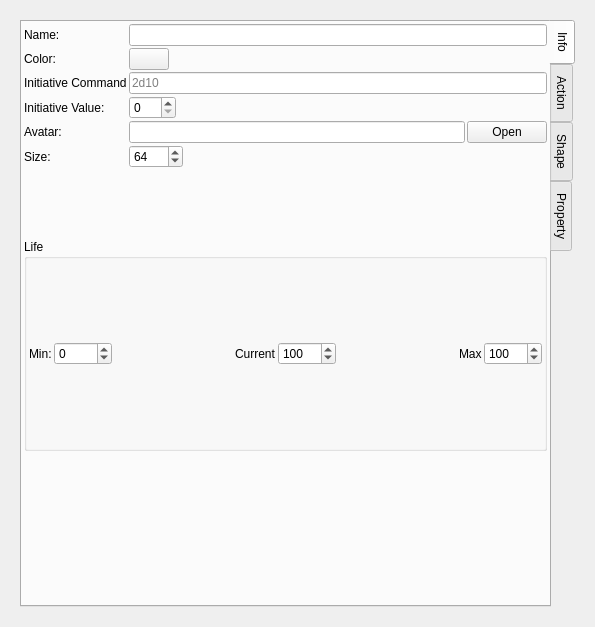
Qt form src/libraries/rwidgets/docks/antagonistboard.ui (Rolisteam/rolisteam) before a commit.
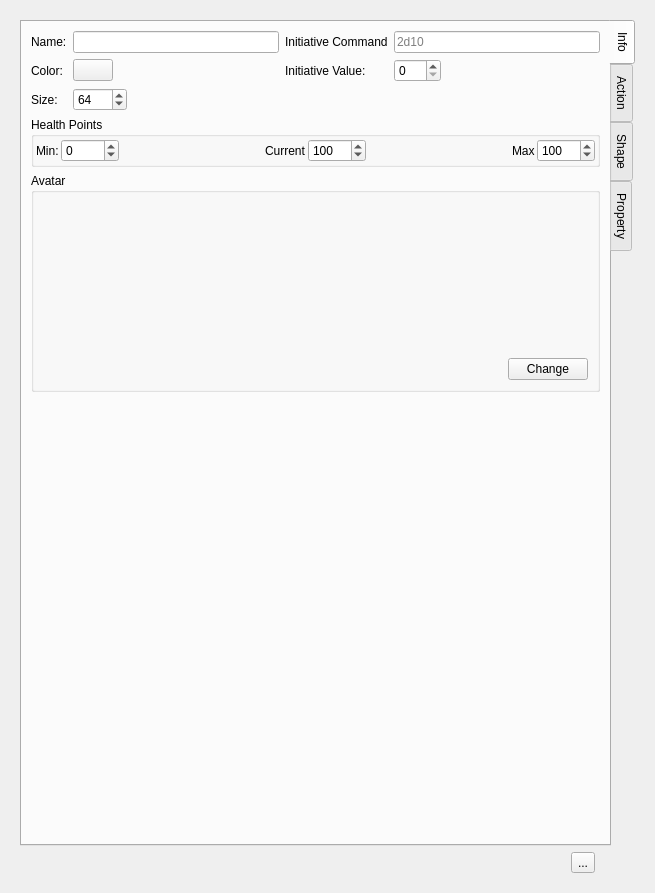
The same form after that commit. The open tabs and pages were chosen to show the change. Icons and pictures are not drawn. Custom widgets are drawn as their Qt base class.

Commit message: [rwidgets]: Improvement table of NPC

```diff
--- a/src/libraries/rwidgets/docks/antagonistboard.ui
+++ b/src/libraries/rwidgets/docks/antagonistboard.ui
@@ -6,8 +6,8 @@
    <rect>
     <x>0</x>
     <y>0</y>
-    <width>595</width>
-    <height>627</height>
+    <width>655</width>
+    <height>893</height>
    </rect>
   </property>
   <property name="windowTitle">
@@ -104,32 +104,17 @@
           <attribute name="title">
            <string>Info</string>
           </attribute>
-          <layout class="QVBoxLayout" name="verticalLayout_7" stretch="0,0,1">
-           <property name="spacing">
-            <number>2</number>
-           </property>
-           <property name="leftMargin">
-            <number>2</number>
-           </property>
-           <property name="topMargin">
-            <number>2</number>
-           </property>
-           <property name="rightMargin">
-            <number>2</number>
-           </property>
-           <property name="bottomMargin">
-            <number>2</number>
-           </property>
+          <layout class="QVBoxLayout" name="verticalLayout_11">
            <item>
-            <layout class="QFormLayout" name="formLayout">
-             <property name="horizontalSpacing">
-              <number>2</number>
-             </property>
-             <property name="verticalSpacing">
-              <number>2</number>
-             </property>
+            <layout class="QGridLayout" name="gridLayout">
              <item row="0" column="0">
               <widget class="QLabel" name="label">
+               <property name="maximumSize">
+                <size>
+                 <width>16777215</width>
+                 <height>16777215</height>
+                </size>
+               </property>
                <property name="text">
                 <string>Name:</string>
                </property>
@@ -138,8 +123,28 @@
              <item row="0" column="1">
               <widget class="QLineEdit" name="m_nameEdit"/>
              </item>
+             <item row="0" column="2">
+              <widget class="QLabel" name="label_7">
+               <property name="text">
+                <string>Initiative Command</string>
+               </property>
+              </widget>
+             </item>
+             <item row="0" column="3">
+              <widget class="QLineEdit" name="m_initCommand">
+               <property name="placeholderText">
+                <string>2d10</string>
+               </property>
+              </widget>
+             </item>
              <item row="1" column="0">
               <widget class="QLabel" name="label_6">
+               <property name="maximumSize">
+                <size>
+                 <width>16777215</width>
+                 <height>16777215</height>
+                </size>
+               </property>
                <property name="text">
                 <string>Color:</string>
                </property>
@@ -172,28 +177,14 @@
                </item>
               </layout>
              </item>
-             <item row="2" column="0">
-              <widget class="QLabel" name="label_7">
-               <property name="text">
-                <string>Initiative Command</string>
-               </property>
-              </widget>
-             </item>
-             <item row="2" column="1">
-              <widget class="QLineEdit" name="m_initCommand">
-               <property name="placeholderText">
-                <string>2d10</string>
-               </property>
-              </widget>
-             </item>
-             <item row="3" column="0">
+             <item row="1" column="2">
               <widget class="QLabel" name="label_8">
                <property name="text">
                 <string>Initiative Value:</string>
                </property>
               </widget>
              </item>
-             <item row="3" column="1">
+             <item row="1" column="3">
               <layout class="QHBoxLayout" name="horizontalLayout_8">
                <item>
                 <widget class="QSpinBox" name="m_initValue">
@@ -217,35 +208,20 @@
                </item>
               </layout>
              </item>
-             <item row="4" column="0">
-              <widget class="QLabel" name="label_2">
-               <property name="text">
-                <string>Avatar:</string>
-               </property>
-              </widget>
-             </item>
-             <item row="4" column="1">
-              <layout class="QHBoxLayout" name="horizontalLayout_4">
-               <item>
-                <widget class="QLineEdit" name="m_avatarEdit"/>
-               </item>
-               <item>
-                <widget class="QPushButton" name="m_avatarOpenFileBtn">
-                 <property name="text">
-                  <string>Open</string>
-                 </property>
-                </widget>
-               </item>
-              </layout>
-             </item>
-             <item row="5" column="0">
+             <item row="2" column="0">
               <widget class="QLabel" name="label_9">
+               <property name="minimumSize">
+                <size>
+                 <width>0</width>
+                 <height>0</height>
+                </size>
+               </property>
                <property name="text">
                 <string>Size:</string>
                </property>
               </widget>
              </item>
-             <item row="5" column="1">
+             <item row="2" column="1">
               <layout class="QHBoxLayout" name="horizontalLayout_10">
                <item>
                 <widget class="QSpinBox" name="m_sizeEdit">
@@ -280,7 +256,7 @@
            <item>
             <widget class="QGroupBox" name="groupBox_3">
              <property name="title">
-              <string>Life</string>
+              <string>Health Points</string>
              </property>
              <layout class="QHBoxLayout" name="horizontalLayout_3">
               <property name="spacing">
@@ -385,6 +361,12 @@
             </widget>
            </item>
            <item>
+            <widget class="QGroupBox" name="groupBox_5">
+             <property name="title">
+              <string>Avatar</string>
+             </property>
+             <layout class="QVBoxLayout" name="verticalLayout_7">
+              <item>
             <layout class="QHBoxLayout" name="horizontalLayout_9">
              <property name="spacing">
               <number>2</number>
@@ -439,6 +421,46 @@
              </item>
             </layout>
            </item>
+              <item>
+               <layout class="QHBoxLayout" name="horizontalLayout_12">
+                <item>
+                 <spacer name="horizontalSpacer_9">
+                  <property name="orientation">
+                   <enum>Qt::Horizontal</enum>
+                  </property>
+                  <property name="sizeHint" stdset="0">
+                   <size>
+                    <width>40</width>
+                    <height>20</height>
+                   </size>
+                  </property>
+                 </spacer>
+                </item>
+                <item>
+                 <widget class="QPushButton" name="m_avatarOpenFileBtn">
+                  <property name="text">
+                   <string>Change</string>
+                  </property>
+                 </widget>
+                </item>
+               </layout>
+              </item>
+             </layout>
+            </widget>
+           </item>
+           <item>
+            <spacer name="verticalSpacer_4">
+             <property name="orientation">
+              <enum>Qt::Vertical</enum>
+             </property>
+             <property name="sizeHint" stdset="0">
+              <size>
+               <width>20</width>
+               <height>189</height>
+              </size>
+             </property>
+            </spacer>
+           </item>
           </layout>
          </widget>
          <widget class="QWidget" name="tab_2">
@@ -713,7 +735,47 @@
          </widget>
         </widget>
        </item>
-      </layout>
+       <item>
+        <layout class="QHBoxLayout" name="horizontalLayout_4" stretch="1,0,0">
+         <property name="spacing">
+          <number>2</number>
+         </property>
+         <item>
+          <spacer name="horizontalSpacer_11">
+           <property name="orientation">
+            <enum>Qt::Horizontal</enum>
+           </property>
+           <property name="sizeHint" stdset="0">
+            <size>
+             <width>40</width>
+             <height>20</height>
+            </size>
+           </property>
+          </spacer>
+         </item>
+         <item>
+          <widget class="QToolButton" name="m_saveBtn">
+           <property name="text">
+            <string>...</string>
+           </property>
+          </widget>
+         </item>
+         <item>
+          <spacer name="horizontalSpacer_10">
+           <property name="orientation">
+            <enum>Qt::Horizontal</enum>
+           </property>
+           <property name="sizeHint" stdset="0">
+            <size>
+             <width>40</width>
+             <height>20</height>
+            </size>
+           </property>
+          </spacer>
+         </item>
+        </layout>
+       </item>
+      </layout>
      </widget>
      <widget class="QWidget" name="page_2"/>
     </widget>
@@ -816,6 +878,11 @@
    <extends>QPushButton</extends>
    <header>common/widgets/colorbutton.h</header>
   </customwidget>
+  <customwidget>
+   <class>DragableTableView</class>
+   <extends>QTableView</extends>
+   <header>rwidgets/modelviews/dragabletableview.h</header>
+  </customwidget>
  </customwidgets>
  <resources/>
  <connections/>
```
Left out of the diff: 36 changed lines with no effect on the pictures. Lines whose indentation alone changed are shown as unchanged. The commit also changes 31 other files.
